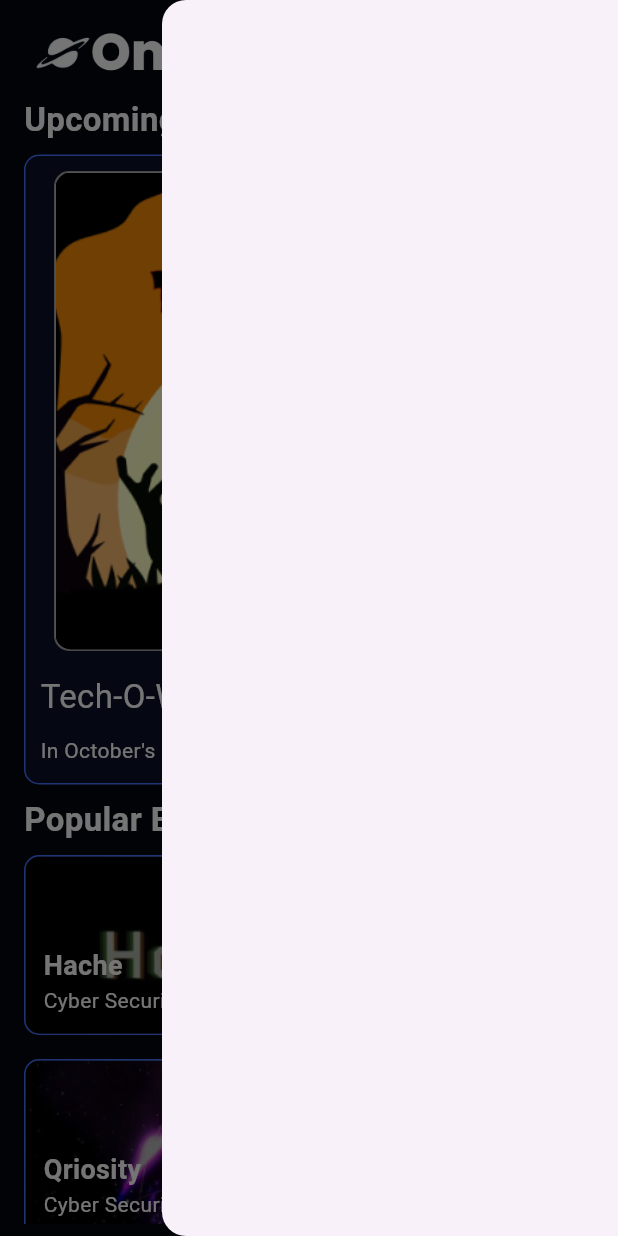
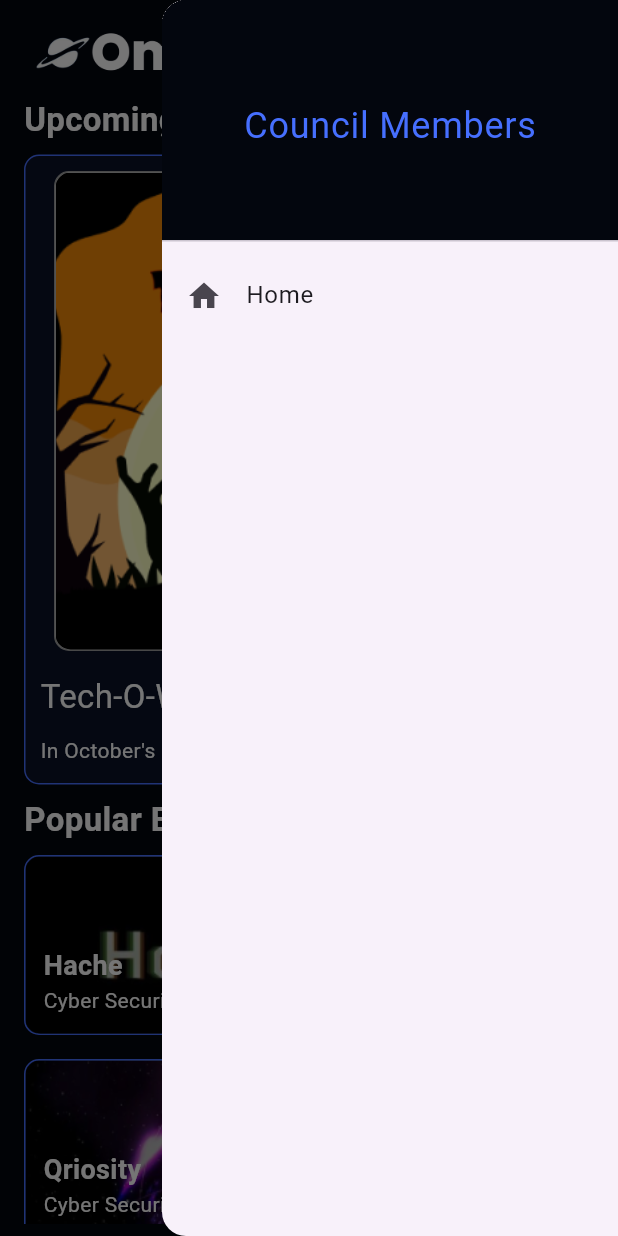
Before and after one commit to ACM-JUIT/Omnia-Frontend-Legacy, a Flutter app: the MainHome screen opened directly, with the side drawer open, on a phone screen of 412 x 824 dp. Run offline on Flutter 3.47's test engine with Material 3 defaults, Android fonts, the phone set to English and light mode, and no system bars; our stand-ins replace google_nav_bar.

Commit message:
few things left

```diff
--- a/lib/Screens/Community/members.dart
+++ b/lib/Screens/Community/members.dart
@@ -76,7 +76,7 @@ class _MembersState extends State<Members> {
                   decoration: BoxDecoration(
                     color: cardColor,
                     borderRadius: BorderRadius.circular(9.0),
-                    border: Border.all(color: itemColor),
+                    // border: Border.all(color: itemColor),
                   ),
                   margin: const EdgeInsets.all(8.0),
                   padding: const EdgeInsets.all(8.0),
--- a/lib/Screens/Drawer/drawer.dart
+++ b/lib/Screens/Drawer/drawer.dart
@@ -1,10 +1,58 @@
 import 'package:flutter/material.dart';
 
-class Drawer extends StatelessWidget {
-  const Drawer({super.key});
+import 'package:omnia/Screens/Home/homescreen.dart';
+import 'package:omnia/Theme/theme.dart';
+
+class CustomDrawer extends StatefulWidget {
+  const CustomDrawer({super.key});
 
   @override
+  State<CustomDrawer> createState() => _CustomDrawerState();
+}
+
+class _CustomDrawerState extends State<CustomDrawer> {
+  @override
   Widget build(BuildContext context) {
-    return const Drawer();
+    return Drawer(
+      child: ListView(
+        padding: EdgeInsets.zero,
+        children: <Widget>[
+          const DrawerHeader(
+            decoration: BoxDecoration(
+              color: primaryColor,
+            ),
+            child: Center(
+              child: Text(
+                'Council Members',
+                style: TextStyle(
+                  color: itemColor,
+                  fontSize: 24,
+                ),
+              ),
+            ),
+          ),
+          ListTile(
+            leading: const Icon(Icons.home),
+            title: const Text('Home'),
+            onTap: () {
+              Navigator.push(
+                context,
+                MaterialPageRoute(builder: (context) => const HomeScreen()),
+              );
+            },
+          ),
+          // ListTile(
+          //   leading: const Icon(Icons.settings),
+          //   title: const Text('Community'),
+          //   onTap: () {
+          //     Navigator.push(
+          //       context,
+          //       MaterialPageRoute(builder: (context) => const Community()),
+          //     );
+          //   },
+          // ),
+        ],
+      ),
+    );
   }
 }
--- a/lib/Screens/Home/home.dart
+++ b/lib/Screens/Home/home.dart
@@ -1,4 +1,5 @@
 import 'package:flutter/material.dart';
+import 'package:omnia/Screens/Drawer/drawer.dart';
 import 'package:omnia/Screens/Home/events.dart';
 import 'package:omnia/cardvalues.dart';
 import 'package:omnia/Theme/theme.dart';
@@ -40,7 +41,7 @@ class _MainHomeState extends State<MainHome> {
         ),
         centerTitle: false,
       ),
-      endDrawer: const Drawer(),
+      endDrawer: const CustomDrawer(),
       backgroundColor: primaryColor,
       body: Padding(
         padding: const EdgeInsets.all(8.0),
@@ -101,7 +102,6 @@ class _MainHomeState extends State<MainHome> {
                                         height: double.infinity,
                                       ),
                                     ),
-
                                     // Align(
                                     //   alignment: Alignment.bottomCenter,
                                     //   child: Container(
```
Also changed, not shown: lib/cardvalues.dart (+1 -1 lines).
